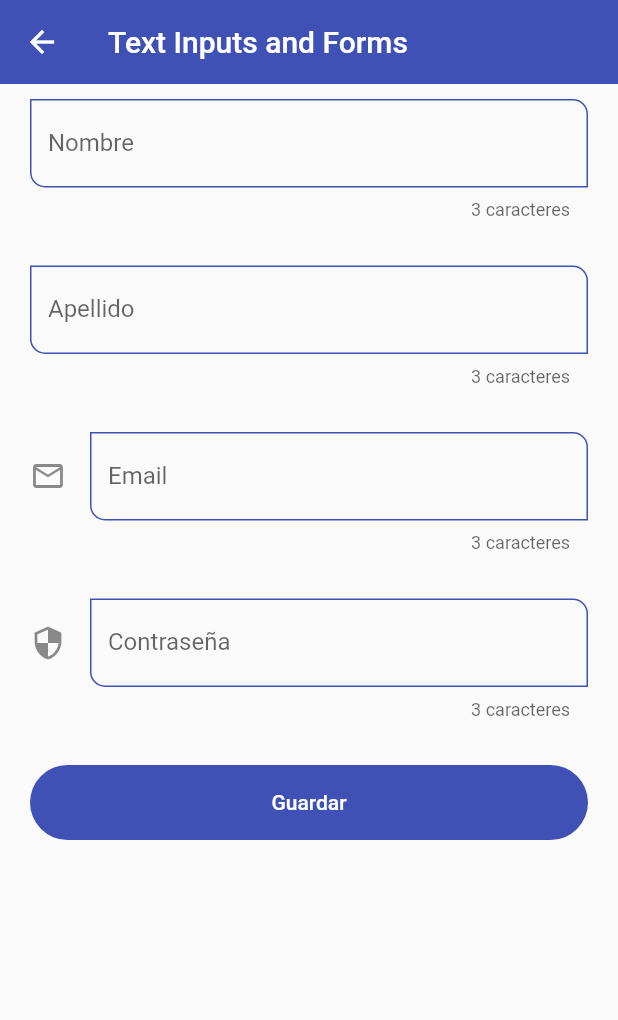
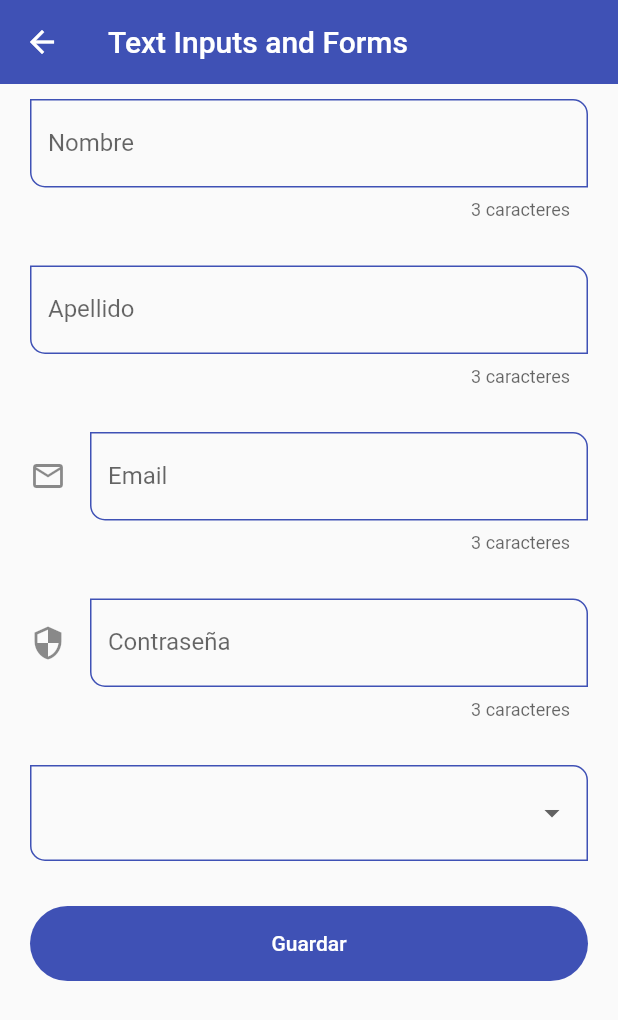
Before and after one commit to dicapisar/flutter-components, a Flutter app: the InputScreen screen opened by its route, on a phone screen of 412 x 824 dp. Shown: the top 1020 px of the screen. Run offline on Flutter 3.47's test engine with Material 2 defaults, Android fonts, the phone set to English and light mode, and no system bars.

Commit message:
contunuación creación  imput_screen

```diff
--- a/lib/screens/input_screen.dart
+++ b/lib/screens/input_screen.dart
@@ -68,6 +68,33 @@ class InputScreen extends StatelessWidget {
                 const SizedBox(
                   height: 30,
                 ),
+                DropdownButtonFormField<String>(
+                  items: const [
+                    DropdownMenuItem(
+                      value: 'Admin',
+                      child: Text('Admin'),
+                    ),
+                    DropdownMenuItem(
+                      value: 'SuperUser',
+                      child: Text('SuperUser'),
+                    ),
+                    DropdownMenuItem(
+                      value: 'Developer',
+                      child: Text('Developer'),
+                    ),
+                    DropdownMenuItem(
+                      value: 'Jr. Developer',
+                      child: Text('Jr. Developer'),
+                    )
+                  ],
+                  onChanged: (value) {
+                    print(value);
+                    formValues['role'] = value ?? 'Admin';
+                  },
+                ),
+                const SizedBox(
+                  height: 30,
+                ),
                 ElevatedButton(
                   child: const SizedBox(
                     width: double.infinity,
```
